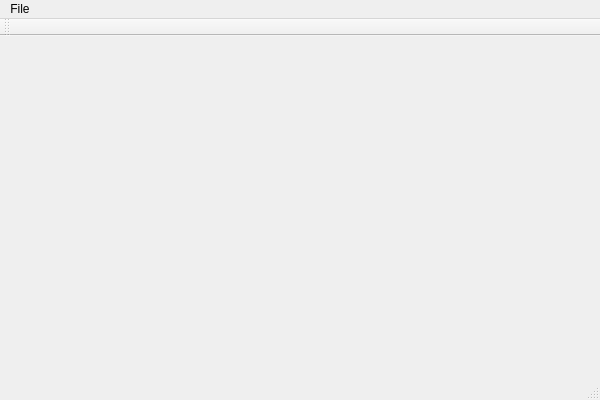
Old version of the form qteditor/EditorMain.ui in the repository qcdong2016/QCEditor.
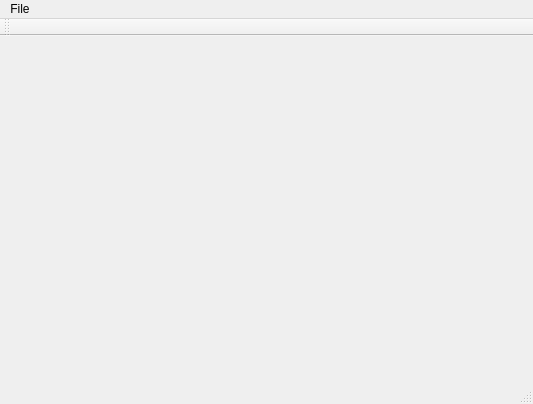
New version of the form.

Diff of the .ui file:
```diff
--- a/qteditor/EditorMain.ui
+++ b/qteditor/EditorMain.ui
@@ -6,8 +6,8 @@
    <rect>
     <x>0</x>
     <y>0</y>
-    <width>600</width>
-    <height>400</height>
+    <width>533</width>
+    <height>404</height>
    </rect>
   </property>
   <property name="windowTitle">
@@ -19,7 +19,7 @@
     <rect>
      <x>0</x>
      <y>0</y>
-     <width>600</width>
+     <width>533</width>
      <height>23</height>
     </rect>
    </property>
```
